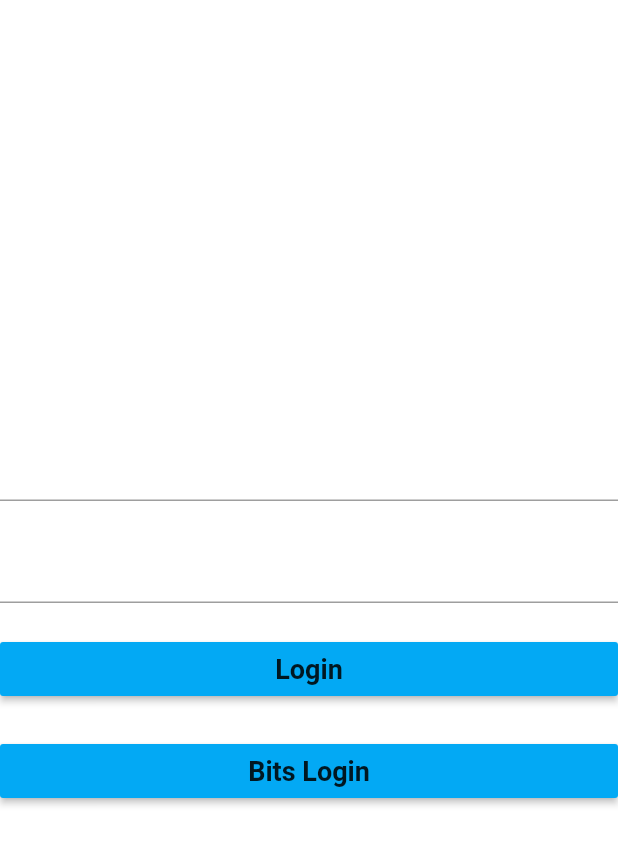
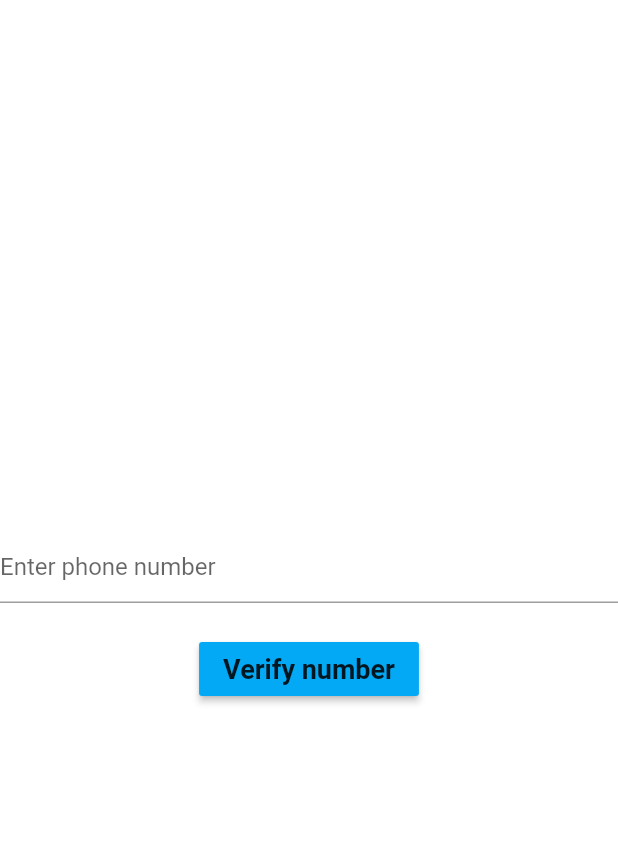
Before and after one commit to 99suyashsoni/Apogee-2020, a Flutter app: the screen it shows after launch, on a phone screen of 412 x 824 dp. Shown: the top 845 px of the screen. Run offline on Flutter 3.47's test engine with Material 2 defaults, Android fonts, the phone set to English and light mode, and no system bars; our stand-ins replace cloud_firestore, firebase_analytics, firebase_auth, flutter_secure_storage, flutter_svg, fluttertoast and 3 more; accounts and stored records are empty.

Commit message:
Add phone verification

```diff
--- a/lib/auth/data/auth_repository.dart
+++ b/lib/auth/data/auth_repository.dart
@@ -1,16 +1,17 @@
 import 'dart:convert';
 import 'package:apogee_main/shared/network/CustomHttpNetworkClient.dart';
 import 'package:apogee_main/shared/network/errorState.dart';
+import 'package:firebase_auth/firebase_auth.dart';
 import 'package:flutter/cupertino.dart';
 import 'package:flutter_secure_storage/flutter_secure_storage.dart';
 import 'package:google_sign_in/google_sign_in.dart';
 import 'package:http/http.dart';
 
 class AuthRepository {
-  AuthRepository(
-      {@required CustomHttpNetworkClient client,
-      @required FlutterSecureStorage secureStorage})
-      : this._client = client,
+  AuthRepository({
+    @required CustomHttpNetworkClient client,
+    @required FlutterSecureStorage secureStorage,
+  })  : this._client = client,
         this._storage = secureStorage;
 
   final CustomHttpNetworkClient _client;
@@ -50,7 +51,8 @@ class AuthRepository {
 
     isBitsian = false;
     print(body);
-    return await _client.post('wallet/auth', json.encode(body), setUser/*, false*/);
+    return await _client.post(
+        'wallet/auth', json.encode(body), setUser /*, false*/);
   }
 
   Future<void> logout() async {
--- /dev/null
+++ b/lib/auth/phone_login_screen.dart
@@ -0,0 +1,147 @@
+import 'package:apogee_main/shared/screen.dart';
+import 'package:firebase_auth/firebase_auth.dart';
+import 'package:flutter/material.dart';
+import 'package:provider/provider.dart';
+
+class PhoneLoginScreen extends StatelessWidget {
+  @override
+  Widget build(BuildContext context) {
+    return Screen(
+      title: 'Verify Number',
+      child: _PhoneLogin(),
+      selectedTabIndex: -1,
+    );
+  }
+}
+
+class _PhoneLogin extends StatefulWidget {
+  @override
+  State<_PhoneLogin> createState() => _PhoneLoginState();
+}
+
+class _PhoneLoginState extends State<_PhoneLogin> {
+  bool _isLoading = false;
+  String phoneNumber;
+  String opt;
+  String verificationId;
+  FirebaseAuth _auth;
+
+  @override
+  Widget build(BuildContext context) {
+    if (_isLoading) {
+      return Container(
+//        decoration: BoxDecoration(),
+        child: CircularProgressIndicator(),
+      );
+    }
+
+    return Container(
+//      decoration: ,
+      child: Column(
+        crossAxisAlignment: CrossAxisAlignment.center,
+        mainAxisAlignment: MainAxisAlignment.center,
+        children: [
+          Spacer(),
+          TextField(
+            decoration: InputDecoration(
+              hintText: 'Enter phone number',
+            ),
+            onChanged: (number) {
+              setState(() {
+                phoneNumber = number;
+              });
+            },
+          ),
+          SizedBox(height: 20.0),
+          RaisedButton(
+            child: Text('Verify number'),
+            onPressed: () async {
+              _auth = Provider.of<FirebaseAuth>(context);
+              _auth.verifyPhoneNumber(
+                phoneNumber: phoneNumber,
+                timeout: const Duration(seconds: 30),
+                verificationCompleted: (AuthCredential phoneAuthCred) {
+                  print(phoneAuthCred.toString());
+                  Navigator.of(context).pushReplacementNamed('/login');
+                },
+                verificationFailed: (AuthException e) {
+                  print(e.message);
+                },
+                codeSent: (String verId, [int forceCodeResend]) {
+                  setState(() {
+                    verificationId = verId;
+                  });
+                  smsOtpDialog(context).then((value) {});
+                  print('signIn');
+                },
+                codeAutoRetrievalTimeout: (String verId) {
+                  setState(() {
+                    verificationId = verId;
+                  });
+                },
+              );
+            },
+          ),
+          Spacer(),
+        ],
+      ),
+    );
+  }
+
+  Future<bool> smsOtpDialog(BuildContext context) async {
+    return showDialog(
+        context: context,
+        barrierDismissible: false,
+        builder: (context) {
+          return new AlertDialog(
+            title: Text('Enter OTP'),
+            content: Container(
+              child: Column(
+                children: [
+                  TextField(
+                    onChanged: (value) {
+                      setState(() {
+                        opt = value;
+                      });
+                    },
+                  )
+                ],
+              ),
+            ),
+            contentPadding: EdgeInsets.all(8.0),
+            actions: [
+              FlatButton(
+                child: Text('Done'),
+                onPressed: () {
+                  _auth.currentUser().then((user) {
+                    if (user != null) {
+                      print(user.toString());
+                      Navigator.of(context).pop();
+                      Navigator.of(context).pushReplacementNamed('/login');
+                    }
+                    else {
+                      signIn();
+                    }
+                  });
+                },
+              )
+            ],
+          );
+        }
+    );
+  }
+
+  signIn() async {
+    try {
+      final AuthCredential credential = PhoneAuthProvider.getCredential(
+        verificationId: verificationId, smsCode: opt,);
+      final FirebaseUser currentUser = await _auth.currentUser();
+      final FirebaseUser user = (await _auth.signInWithCredential(credential)).user;
+      assert(user.uid == currentUser.uid);
+      Navigator.of(context).pop();
+      Navigator.of(context).pushReplacementNamed('/login');
+    } catch (e) {
+      print(e.toString());
+    }
+  }
+}
--- a/lib/main.dart
+++ b/lib/main.dart
@@ -1,6 +1,7 @@
 import 'dart:async';
 import 'package:apogee_main/auth/data/auth_repository.dart';
 import 'package:apogee_main/auth/login_screen.dart';
+import 'package:apogee_main/auth/phone_login_screen.dart';
 import 'package:apogee_main/events/data/EventsModel.dart';
 import 'package:apogee_main/events/data/database/EventsDao.dart';
 import 'package:apogee_main/events/eventsScreen.dart';
@@ -16,6 +17,7 @@ import 'package:apogee_main/wallet/view/ProfileScreenPreApogee.dart';
 import 'package:apogee_main/wallet/view/StallScreen.dart';
 import 'package:firebase_analytics/firebase_analytics.dart';
 import 'package:firebase_analytics/observer.dart';
+import 'package:firebase_auth/firebase_auth.dart';
 import 'package:flutter/material.dart';
 import 'package:flutter/services.dart';
 import 'package:flutter_secure_storage/flutter_secure_storage.dart';
@@ -33,6 +35,7 @@ void main() async {
         client: Client());
 
     final analytics = FirebaseAnalytics();
+    final auth = FirebaseAuth.instance;
     //All repo and dao to be made singleton here
     final authRepository = AuthRepository(
       client: customHttpNetworkClient,
@@ -48,13 +51,14 @@ void main() async {
     await SystemChrome.setPreferredOrientations([DeviceOrientation.portraitUp]);
     if ((await secureStorage.read(key: 'JWT')) == null) {
       runApp(ApogeeApp(
-        initialRoute: '/login',
+        initialRoute: '/phone-ver',
         analytics: analytics,
         authRepository: authRepository,
         eventsDao: eventsDao,
         customHttpNetworkClient: customHttpNetworkClient,
         walletDao: walletDao,
         secureStorage: secureStorage,
+        auth: auth,
       ));
     } else {
       runApp(ApogeeApp(
@@ -65,6 +69,7 @@ void main() async {
         customHttpNetworkClient: customHttpNetworkClient,
         walletDao: walletDao,
         secureStorage: secureStorage,
+        auth: auth,
       ));
     }
   });
@@ -79,6 +84,7 @@ class ApogeeApp extends StatelessWidget {
     @required this.customHttpNetworkClient,
     @required this.walletDao,
     @required this.secureStorage,
+    @required this.auth,
     Key key,
   }) : super(key: key);
 
@@ -89,6 +95,7 @@ class ApogeeApp extends StatelessWidget {
   final CustomHttpNetworkClient customHttpNetworkClient;
   final WalletDao walletDao;
   final FlutterSecureStorage secureStorage;
+  final FirebaseAuth auth;
 
   //Make controller instance while passing so that functions of constructor are called every time the screen opens
   @override
@@ -105,7 +112,12 @@ class ApogeeApp extends StatelessWidget {
             child: LoginScreen(),
           );
         },
-        '/': (context) {
+        '/phone-ver': (context) {
+          return Provider.value(
+            value: auth,
+            child: PhoneLoginScreen(),);
+        },
+        '/events': (context) {
           return ChangeNotifierProvider.value(
             value: EventsModel(
                 eventsDao: eventsDao, networkClient: customHttpNetworkClient),
@@ -148,9 +160,10 @@ class ApogeeApp extends StatelessWidget {
             child: CartScreen(),
           );
         },
-        '/pre-profile': (context) {
+        '/': (context) {
           return ChangeNotifierProvider.value(
-            value: ProfileScreenPreApogeeController(secureStorage: secureStorage),
+            value: ProfileScreenPreApogeeController(
+                secureStorage: secureStorage),
             child: ProfileScreenPreApogee(secureStorage),
           );
         },
```
